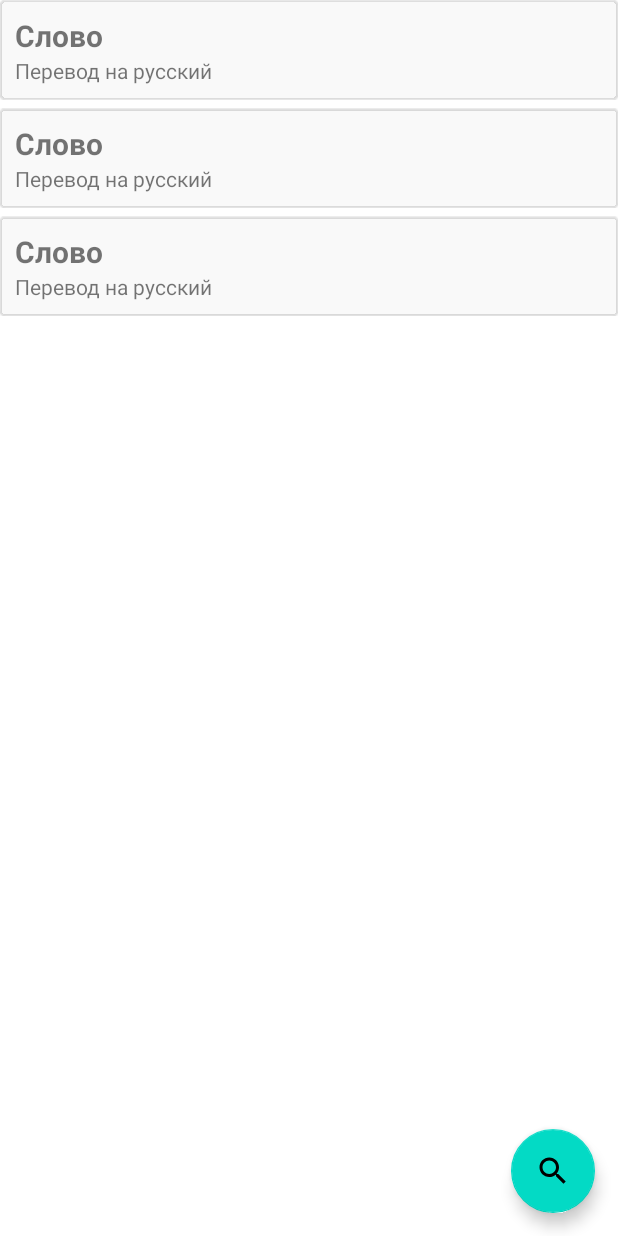
After one commit to BeanNapkin/ChuchasDictionaryMVP, an Android app: the layout fragment_list_of_words.xml on its own in the app's theme, with its tools: preview values and no code run, on a phone screen of 412 x 824 dp. The commit adds this screen. Run offline under Robolectric (Android 15) with nearby library versions, the phone set to English and light mode, and no system bars.

Commit message:
Add list of word fragment and word item

```diff
--- /dev/null
+++ b/app/src/main/res/drawable/ic_baseline_search_24.xml
@@ -0,0 +1,5 @@
+<vector android:height="24dp" android:tint="#FFFFFF"
+    android:viewportHeight="24" android:viewportWidth="24"
+    android:width="24dp" xmlns:android="http://schemas.android.com/apk/res/android">
+    <path android:fillColor="@android:color/white" android:pathData="M15.5,14h-0.79l-0.28,-0.27C15.41,12.59 16,11.11 16,9.5 16,5.91 13.09,3 9.5,3S3,5.91 3,9.5 5.91,16 9.5,16c1.61,0 3.09,-0.59 4.23,-1.57l0.27,0.28v0.79l5,4.99L20.49,19l-4.99,-5zM9.5,14C7.01,14 5,11.99 5,9.5S7.01,5 9.5,5 14,7.01 14,9.5 11.99,14 9.5,14z"/>
+</vector>
--- /dev/null
+++ b/app/src/main/res/layout/fragment_list_of_words.xml
@@ -0,0 +1,49 @@
+<?xml version="1.0" encoding="utf-8"?>
+<androidx.constraintlayout.widget.ConstraintLayout xmlns:android="http://schemas.android.com/apk/res/android"
+    xmlns:app="http://schemas.android.com/apk/res-auto"
+    xmlns:tools="http://schemas.android.com/tools"
+    android:layout_width="match_parent"
+    android:layout_height="match_parent"
+    android:orientation="vertical">
+
+    <androidx.recyclerview.widget.RecyclerView
+        android:id="@+id/recyclerview"
+        android:layout_width="match_parent"
+        android:layout_height="match_parent"
+        app:layout_constraintStart_toStartOf="parent"
+        app:layout_constraintTop_toTopOf="parent"
+        tools:listitem="@layout/item_word" />
+
+    <com.google.android.material.floatingactionbutton.FloatingActionButton
+        android:id="@+id/search_fab"
+        android:layout_width="wrap_content"
+        android:layout_height="wrap_content"
+        android:layout_margin="15dp"
+        android:contentDescription="Search"
+        android:src="@drawable/ic_baseline_search_24"
+        app:layout_constraintBottom_toBottomOf="parent"
+        app:layout_constraintEnd_toEndOf="parent" />
+
+    <TextView
+        android:id="@+id/error_textview"
+        android:layout_width="wrap_content"
+        android:layout_height="wrap_content"
+        android:layout_margin="15dp"
+        android:text="@string/error"
+        android:visibility="invisible"
+        app:layout_constraintBottom_toBottomOf="parent"
+        app:layout_constraintEnd_toEndOf="parent"
+        app:layout_constraintStart_toStartOf="parent"
+        app:layout_constraintTop_toTopOf="parent" />
+
+    <ProgressBar
+        android:id="@+id/progress_bar_horizontal"
+        style="?android:attr/progressBarStyleHorizontal"
+        android:layout_width="match_parent"
+        android:layout_height="5dp"
+        android:visibility="invisible"
+        app:layout_constraintEnd_toEndOf="parent"
+        app:layout_constraintStart_toStartOf="parent"
+        app:layout_constraintTop_toTopOf="parent" />
+
+</androidx.constraintlayout.widget.ConstraintLayout>
--- /dev/null
+++ b/app/src/main/res/layout/item_word.xml
@@ -0,0 +1,36 @@
+<?xml version="1.0" encoding="utf-8"?>
+<LinearLayout xmlns:android="http://schemas.android.com/apk/res/android"
+    android:layout_width="match_parent"
+    android:layout_height="wrap_content"
+    android:paddingBottom="5dp">
+
+    <com.google.android.material.card.MaterialCardView
+        android:layout_width="match_parent"
+        android:layout_height="wrap_content"
+        android:backgroundTint="#51EDEDED">
+
+        <LinearLayout
+            android:layout_width="match_parent"
+            android:layout_height="wrap_content"
+            android:orientation="vertical"
+            android:padding="10dp">
+
+            <TextView
+                android:id="@+id/header_textview"
+                android:layout_width="wrap_content"
+                android:layout_height="wrap_content"
+                android:text="@string/word"
+                android:textSize="20sp"
+                android:textStyle="bold" />
+
+            <TextView
+                android:id="@+id/description_textview"
+                android:layout_width="wrap_content"
+                android:layout_height="wrap_content"
+                android:text="@string/translation_on_russian" />
+
+        </LinearLayout>
+
+    </com.google.android.material.card.MaterialCardView>
+
+</LinearLayout>
--- a/app/src/main/res/values/strings.xml
+++ b/app/src/main/res/values/strings.xml
@@ -1,3 +1,8 @@
 <resources>
     <string name="app_name">ChuchasDictionaryMVP</string>
+    <!-- TODO: Remove or change this placeholder text -->
+    <string name="hello_blank_fragment">Hello blank fragment</string>
+    <string name="error">Ошибка</string>
+    <string name="translation_on_russian">Перевод на русский</string>
+    <string name="word">Слово</string>
 </resources>
```
Also changed, not shown: app/build.gradle (+12 -0 lines), app/src/main/java/pro/fateeva/chuchasdictionarymvp/ListOfWordsFragment.kt (added, +25 -0 lines), app/src/main/java/pro/fateeva/chuchasdictionarymvp/MainActivity.kt (+9 -1 lines), app/src/main/res/layout/activity_main.xml (+9 -9 lines).
